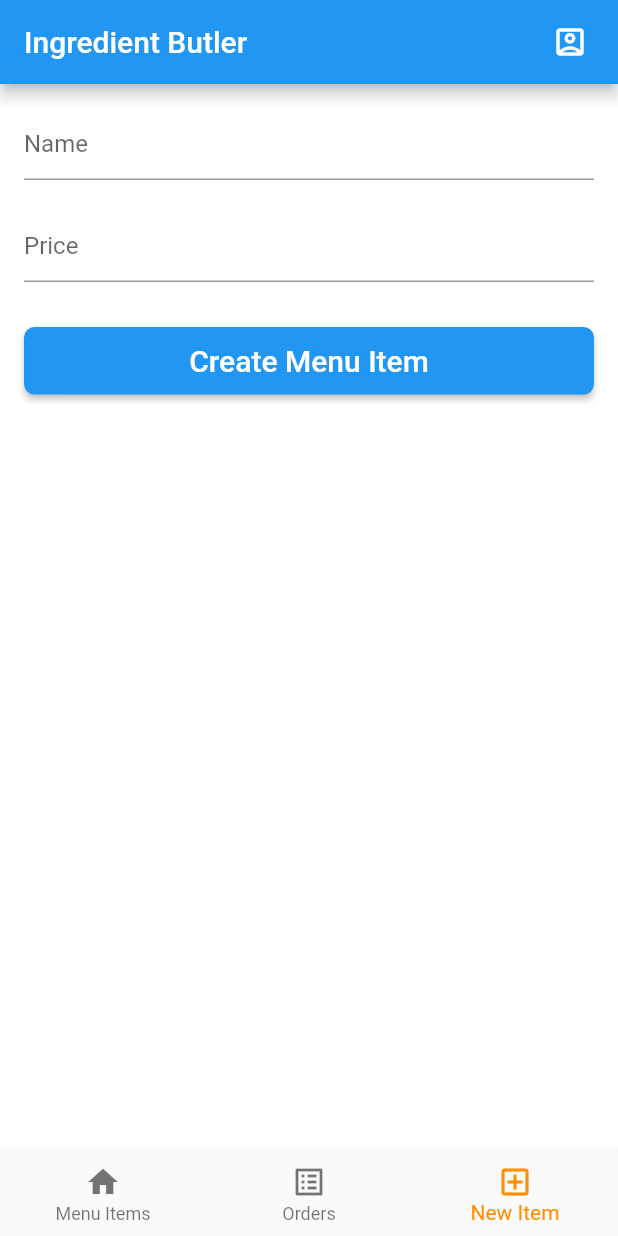
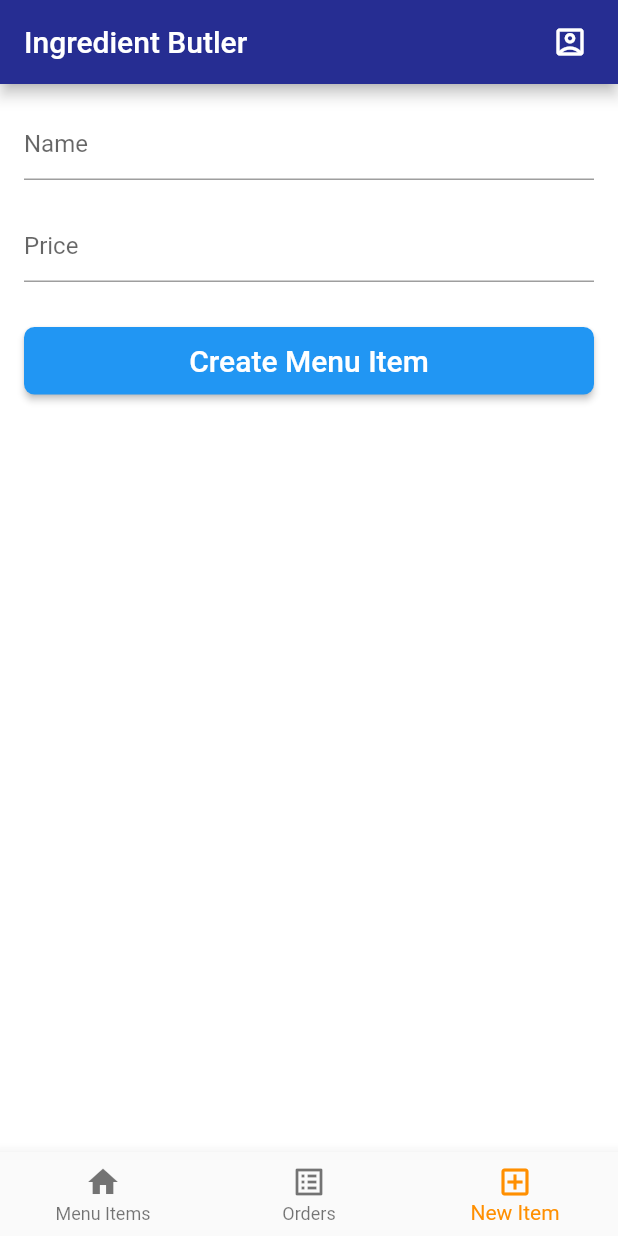
Before and after one commit to Prozest/ingredient_butler1, a Flutter app: the AdminPage screen opened directly, item 3 of the bottom bar chosen, on a phone screen of 412 x 824 dp. Run offline on Flutter 3.47's test engine with Material 2 defaults, Android fonts, the light colour scheme and no system bars; our stand-ins replace cloud_firestore, email_validator, firebase_auth, firebase_core, firebase_database, get; accounts and stored records are empty.

Commit message:
third presetation commit

```diff
--- a/lib/admin/admin_order_details.dart
+++ b/lib/admin/admin_order_details.dart
@@ -21,6 +21,7 @@ class _ViewOrderState extends State<ViewOrderState> {
         appBar: AppBar(
           leading: const BackButton(),
           automaticallyImplyLeading: false,
+          backgroundColor: const Color.fromARGB(255, 38, 45, 146),
           title: Text("Order ${orderClass.id}"),
         ),
         body: FutureBuilder<UserAccount?>(
--- a/lib/admin/admin_page.dart
+++ b/lib/admin/admin_page.dart
@@ -32,6 +32,7 @@ class _AdminPageState extends State<AdminPage> {
         appBar: AppBar(
           automaticallyImplyLeading: false,
           title: const Text('Ingredient Butler'),
+          backgroundColor: const Color.fromARGB(255, 38, 45, 146),
           actions: <Widget>[
             Padding(
                 padding: const EdgeInsets.only(right: 20),
@@ -126,10 +127,7 @@ class _AdminPageState extends State<AdminPage> {
             )),
       );
 
-  Widget orderPage() => Column(
-        mainAxisAlignment: MainAxisAlignment.start,
-        children: [
-          ListView(
+  Widget orderPage() => ListView(
     shrinkWrap: true,
     children: [
       FutureBuilder<List<OrderClass>>(
@@ -152,8 +150,6 @@ class _AdminPageState extends State<AdminPage> {
               );
             }
           }),
-            ],
-          ),
     ],
   );
 
@@ -279,9 +275,9 @@ class _AdminPageState extends State<AdminPage> {
           decoration: const BoxDecoration(
               color: Colors.green,
               borderRadius: BorderRadius.all(Radius.circular(10.0))),
-          child: Center(
+          child: const Center(
             child: Text(
-              state,
+              "Processing",
               style: const TextStyle(color: Colors.white, fontSize: 18),
               textAlign: TextAlign.center,
             ),
--- a/lib/admin/admin_update_item.dart
+++ b/lib/admin/admin_update_item.dart
@@ -22,6 +22,7 @@ class _AdminUpdateItemState extends State<AdminUpdateItemState> {
         appBar: AppBar(
           leading: const BackButton(),
           automaticallyImplyLeading: false,
+          backgroundColor: const Color.fromARGB(255, 38, 45, 146),
           title: Text('Update Menu Item'),
         ),
         body: FutureBuilder<MenuItem?>(
--- a/lib/admin/admin_view_menu_item.dart
+++ b/lib/admin/admin_view_menu_item.dart
@@ -23,6 +23,7 @@ class _AdminViewMenuState extends State<AdminViewMenuState> {
           leading: const BackButton(),
           automaticallyImplyLeading: false,
           title: Text(name),
+          backgroundColor: const Color.fromARGB(255, 38, 45, 146),
         ),
         body: FutureBuilder<MenuItem?>(
           future: MenuItem.readMenuItem(id),
--- a/lib/auth/forgot_password_page.dart
+++ b/lib/auth/forgot_password_page.dart
@@ -23,7 +23,7 @@ class _ForgotPasswordPage extends State<ForgotPasswordPage> {
 
   Widget build(BuildContext context) => Scaffold(
     appBar: AppBar(
-      backgroundColor: Colors.transparent,
+      backgroundColor: const Color.fromARGB(255, 38, 45, 146),
       elevation: 0,
       title: Text('Reset Password'),
     ),
--- a/lib/auth/verify_email_page.dart
+++ b/lib/auth/verify_email_page.dart
@@ -86,6 +86,7 @@ class _VerifyEmailPage extends State<VerifyEmailPage>{
   : Scaffold(
     appBar: AppBar(
       title:  const Text('Email Verification'),
+      backgroundColor: const Color.fromARGB(255, 38, 45, 146),
     ),
     body: Padding(
       padding: const EdgeInsets.all(1),
--- a/lib/main.dart
+++ b/lib/main.dart
@@ -1,12 +1,8 @@
-import 'package:cloud_firestore/cloud_firestore.dart';
 import 'package:firebase_core/firebase_core.dart';
 import 'package:flutter/material.dart';
-import 'package:firebase_database/firebase_database.dart';
 import 'package:firebase_auth/firebase_auth.dart';
 import 'package:get/get.dart';
 import 'package:ingredient_butler/utils/constants.dart';
-import 'package:ingredient_butler/auth/login_widget.dart';
-import 'package:ingredient_butler/user/home_page.dart';
 import 'package:ingredient_butler/auth/auth_page.dart';
 import 'package:ingredient_butler/utils/utils.dart';
 
--- a/lib/user/home_page.dart
+++ b/lib/user/home_page.dart
@@ -32,6 +32,7 @@ class _HomePageState extends State<HomePage> {
       appBar: AppBar(
         automaticallyImplyLeading: false,
         title: const Text('Ingredient Butler'),
+        backgroundColor: const Color.fromARGB(255, 38, 45, 146),
         actions: <Widget>[
           FutureBuilder<UserAccount?>(
             future: UserUtils.readUser(),
--- a/lib/user/view_menu_item.dart
+++ b/lib/user/view_menu_item.dart
@@ -30,6 +30,7 @@ class _ViewMenuState extends State<ViewMenuState> {
         leading: const BackButton(),
         automaticallyImplyLeading: false,
         title: Text(name),
+        backgroundColor: const Color.fromARGB(255, 38, 45, 146),
       ),
       body: FutureBuilder<UserAccount?>(
         future: UserUtils.readUser(),
```
Lines whose indentation alone changed are shown as unchanged.
